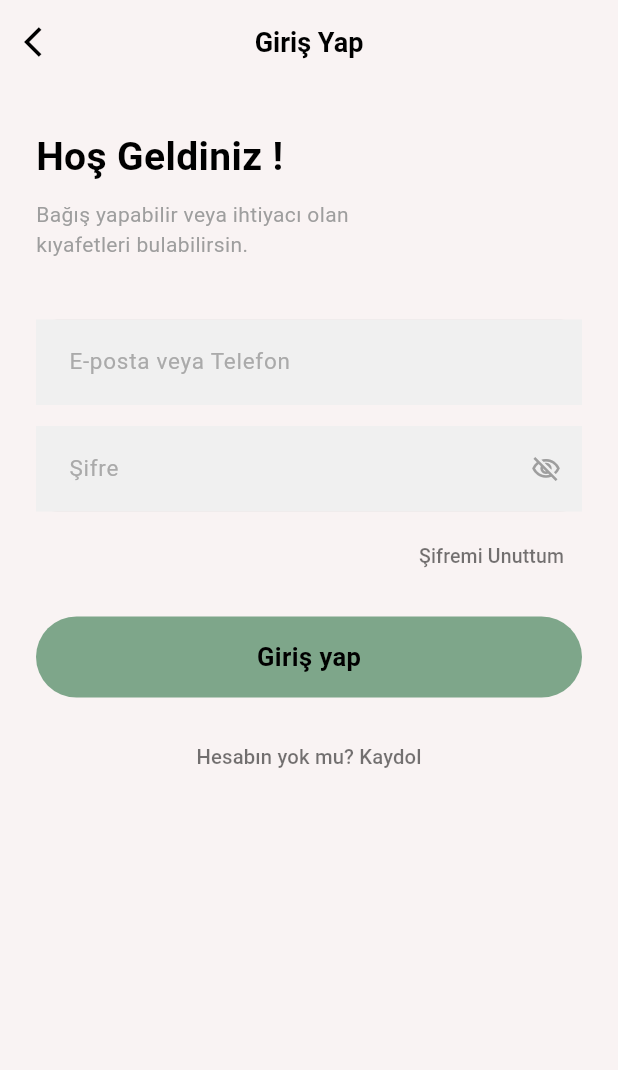
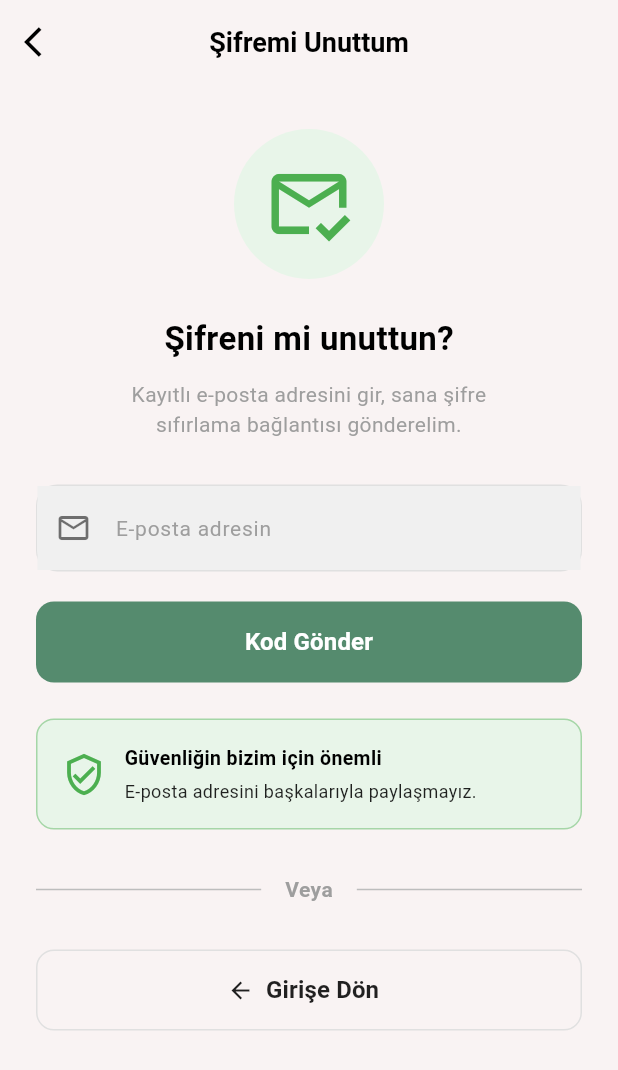
Before and after one commit to cecehvvt/SS_projesi, a Flutter app: the GirisEkrani screen opened by its route, after a tap on "Şifremi Unuttum", on a phone screen of 412 x 824 dp. Shown: the top 1070 px of the screen. Run offline on Flutter 3.47's test engine with Material 3 defaults, Android fonts, the phone set to English and light mode, and no system bars; network calls fail.

Commit message:
Menüdeki ilan mesajlar vb. butonlar düzeltildi ve şifremi unuttum butonu düzeltildi

```diff
--- a/mobile/lib/screens/auth/giris_ekrani.dart
+++ b/mobile/lib/screens/auth/giris_ekrani.dart
@@ -59,10 +59,14 @@ class _GirisEkraniState extends State<GirisEkrani> {
             const SizedBox(height: 6),
 
             // Şifremi Unuttum
+
             Align(
               alignment: Alignment.centerRight,
               child: TextButton(
-                onPressed: () {},
+                onPressed: () {
+                  // Bizim yeni yarattığımız sayfaya gidiyor!
+                  Navigator.pushNamed(context, "/sifremi_unuttum");
+                },
                 style: TextButton.styleFrom(foregroundColor: Colors.black54),
                 child: const Text(
                   "Şifremi Unuttum",
@@ -70,7 +74,6 @@ class _GirisEkraniState extends State<GirisEkrani> {
                 ),
               ),
             ),
-            const SizedBox(height: 16),
 
             // Giriş Yap Butonu
             SizedBox(
--- /dev/null
+++ b/mobile/lib/screens/auth/sifremi_unuttum_ekrani.dart
@@ -0,0 +1,157 @@
+import 'package:flutter/material.dart';
+
+class SifremiUnuttumEkrani extends StatelessWidget {
+  const SifremiUnuttumEkrani({super.key});
+
+  @override
+  Widget build(BuildContext context) {
+    return Scaffold(
+      backgroundColor: const Color(0xFFF9F3F3),
+      appBar: AppBar(
+        backgroundColor: Colors.transparent,
+        elevation: 0,
+        leading: IconButton(
+          icon: const Icon(Icons.arrow_back_ios, color: Colors.black),
+          onPressed: () => Navigator.pop(context),
+        ),
+        title: const Text(
+          "Şifremi Unuttum",
+          style: TextStyle(color: Colors.black, fontWeight: FontWeight.bold),
+        ),
+        centerTitle: true,
+      ),
+      body: SingleChildScrollView(
+        padding: const EdgeInsets.symmetric(horizontal: 24),
+        child: Column(
+          crossAxisAlignment: CrossAxisAlignment.center,
+          children: [
+            const SizedBox(height: 30),
+            // İkon (Tasarımda görsel vardı, şimdilik şık bir ikon koyuyoruz)
+            Container(
+              padding: const EdgeInsets.all(20),
+              decoration: BoxDecoration(
+                color: Colors.green.shade50,
+                shape: BoxShape.circle,
+              ),
+              child: const Icon(Icons.mark_email_read_outlined, size: 60, color: Colors.green),
+            ),
+            const SizedBox(height: 24),
+            const Text(
+              "Şifreni mi unuttun?",
+              style: TextStyle(fontSize: 22, fontWeight: FontWeight.bold),
+            ),
+            const SizedBox(height: 12),
+            const Text(
+              "Kayıtlı e-posta adresini gir, sana şifre\nsıfırlama bağlantısı gönderelim.",
+              textAlign: TextAlign.center,
+              style: TextStyle(color: Colors.grey, fontSize: 14),
+            ),
+            const SizedBox(height: 30),
+
+            // E-posta Kutusu
+            Container(
+              decoration: BoxDecoration(
+                color: Colors.white,
+                borderRadius: BorderRadius.circular(14),
+                border: Border.all(color: Colors.grey.shade300),
+              ),
+              child: const TextField(
+                keyboardType: TextInputType.emailAddress,
+                decoration: InputDecoration(
+                  hintText: "E-posta adresin",
+                  hintStyle: TextStyle(color: Colors.grey, fontSize: 14),
+                  prefixIcon: Icon(Icons.email_outlined, color: Colors.black54),
+                  border: InputBorder.none,
+                  contentPadding: EdgeInsets.symmetric(vertical: 16),
+                ),
+              ),
+            ),
+            const SizedBox(height: 20),
+
+            // Kod Gönder Butonu
+            SizedBox(
+              width: double.infinity,
+              height: 54,
+              child: ElevatedButton(
+                onPressed: () {
+                  // Şimdilik sadece uyarı versin
+                  ScaffoldMessenger.of(context).showSnackBar(
+                    const SnackBar(content: Text('Şifre sıfırlama bağlantısı gönderildi!')),
+                  );
+                },
+                style: ElevatedButton.styleFrom(
+                  backgroundColor: const Color(0xFF558B6E), // Tasarımdaki yeşil tonu
+                  elevation: 0,
+                  shape: RoundedRectangleBorder(borderRadius: BorderRadius.circular(12)),
+                ),
+                child: const Text(
+                  "Kod Gönder",
+                  style: TextStyle(fontSize: 16, fontWeight: FontWeight.bold, color: Colors.white),
+                ),
+              ),
+            ),
+            const SizedBox(height: 24),
+
+            // Güvenlik Uyarı Kartı
+            Container(
+              padding: const EdgeInsets.all(16),
+              decoration: BoxDecoration(
+                color: Colors.green.shade50,
+                borderRadius: BorderRadius.circular(12),
+                border: Border.all(color: Colors.green.shade200),
+              ),
+              child: Row(
+                children: [
+                  const Icon(Icons.verified_user_outlined, color: Colors.green, size: 30),
+                  const SizedBox(width: 12),
+                  Expanded(
+                    child: Column(
+                      crossAxisAlignment: CrossAxisAlignment.start,
+                      children: const [
+                        Text("Güvenliğin bizim için önemli", style: TextStyle(fontWeight: FontWeight.bold, fontSize: 13)),
+                        SizedBox(height: 4),
+                        Text("E-posta adresini başkalarıyla paylaşmayız.", style: TextStyle(fontSize: 12, color: Colors.black87)),
+                      ],
+                    ),
+                  )
+                ],
+              ),
+            ),
+            const SizedBox(height: 30),
+
+            // Veya Çizgisi
+            Row(
+              children: [
+                Expanded(child: Divider(color: Colors.grey.shade400)),
+                const Padding(
+                  padding: EdgeInsets.symmetric(horizontal: 16),
+                  child: Text("Veya", style: TextStyle(color: Colors.grey, fontWeight: FontWeight.bold)),
+                ),
+                Expanded(child: Divider(color: Colors.grey.shade400)),
+              ],
+            ),
+            const SizedBox(height: 30),
+
+            // Girişe Dön Butonu
+            SizedBox(
+              width: double.infinity,
+              height: 54,
+              child: OutlinedButton.icon(
+                onPressed: () => Navigator.pop(context),
+                icon: const Icon(Icons.arrow_back, color: Colors.black87),
+                label: const Text(
+                  "Girişe Dön",
+                  style: TextStyle(color: Colors.black87, fontWeight: FontWeight.bold, fontSize: 16),
+                ),
+                style: OutlinedButton.styleFrom(
+                  side: BorderSide(color: Colors.grey.shade300),
+                  shape: RoundedRectangleBorder(borderRadius: BorderRadius.circular(12)),
+                ),
+              ),
+            ),
+          ],
+        ),
+      ),
+    );
+  }
+}
--- a/mobile/lib/screens/profil/profil_duzenle_ekrani.dart
+++ b/mobile/lib/screens/profil/profil_duzenle_ekrani.dart
@@ -267,7 +267,7 @@ class _ProfilDuzenleEkraniState extends State<ProfilDuzenleEkrani> {
             child: Switch(
               value: value,
               onChanged: onChanged,
-              activeColor: Colors.white,
+              activeThumbColor: Colors.white,
               activeTrackColor: const Color(0xFF00A344),
               inactiveThumbColor: Colors.white,
               inactiveTrackColor: Colors.grey.shade300,
```
Also changed, not shown: mobile/lib/main.dart (+5 -3 lines), mobile/lib/screens/ana_sayfa_yonetici.dart (+10 -7 lines), mobile/lib/screens/profil/profil_ekrani.dart (+53 -48 lines).
